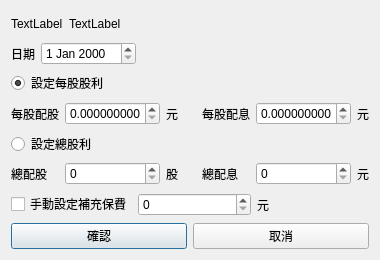
Before: the Qt Designer form QtStockDividendEditDialog.ui in foxking0416/PythonStockPrice, drawn with Qt 5.
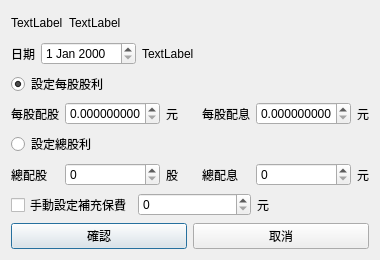
After: the same form once the commit is applied.

The edit to the form file:
```diff
--- a/QtStockDividendEditDialog.ui
+++ b/QtStockDividendEditDialog.ui
@@ -75,6 +75,13 @@
      <item>
       <widget class="QDateEdit" name="qtDateEdit"/>
      </item>
+     <item>
+      <widget class="QLabel" name="qtWeekdayLabel">
+       <property name="text">
+        <string>TextLabel</string>
+       </property>
+      </widget>
+     </item>
      <item>
       <spacer name="horizontalSpacer_2">
        <property name="orientation">
```
